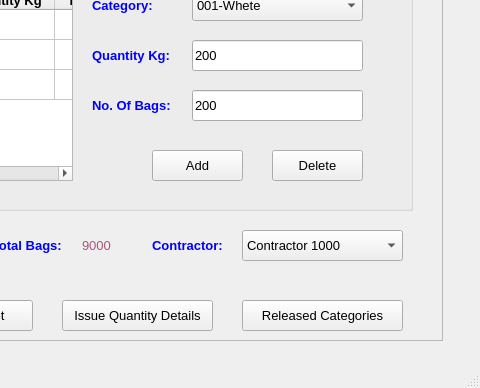
sanjaymanegit/testRepo, file FCI/ui/fci_05_Issues.ui: the form before one commit; both pictures show x 888 to 1368 and y 380 to 768 of the 1368 by 768 pixel window.
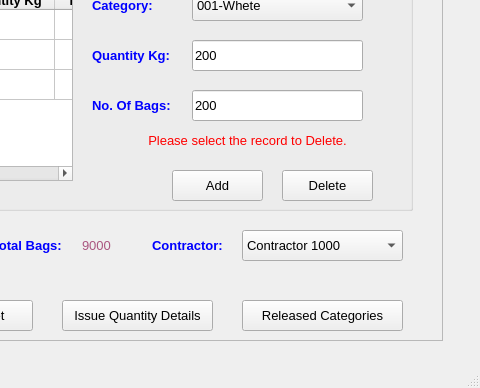
The form after the commit.

The edit to the form file:
```diff
--- a/FCI/ui/fci_05_Issues.ui
+++ b/FCI/ui/fci_05_Issues.ui
@@ -904,8 +904,8 @@
      <widget class="QPushButton" name="pushButton_10">
       <property name="geometry">
        <rect>
-        <x>340</x>
-        <y>200</y>
+        <x>360</x>
+        <y>220</y>
         <width>91</width>
         <height>31</height>
        </rect>
@@ -922,8 +922,8 @@
      <widget class="QPushButton" name="pushButton_11">
       <property name="geometry">
        <rect>
-        <x>460</x>
-        <y>200</y>
+        <x>470</x>
+        <y>220</y>
         <width>91</width>
         <height>31</height>
        </rect>
@@ -983,6 +983,34 @@
        <string>200</string>
       </property>
      </widget>
+     <widget class="QLabel" name="label_33">
+      <property name="geometry">
+       <rect>
+        <x>310</x>
+        <y>170</y>
+        <width>251</width>
+        <height>41</height>
+       </rect>
+      </property>
+      <property name="font">
+       <font>
+        <family>MS Sans Serif</family>
+        <pointsize>10</pointsize>
+        <weight>50</weight>
+        <bold>false</bold>
+        <underline>false</underline>
+       </font>
+      </property>
+      <property name="styleSheet">
+       <string notr="true">color: rgb(255, 0, 0);</string>
+      </property>
+      <property name="text">
+       <string>Please select the record to Delete.</string>
+      </property>
+      <property name="alignment">
+       <set>Qt::AlignCenter</set>
+      </property>
+     </widget>
     </widget>
     <widget class="QPushButton" name="pushButton_12">
      <property name="geometry">
```
